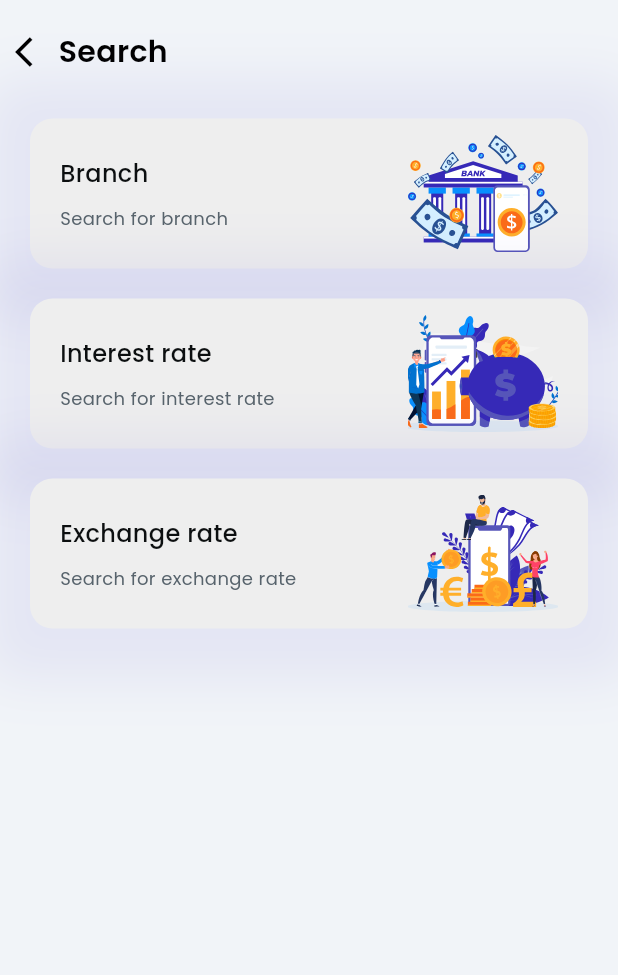
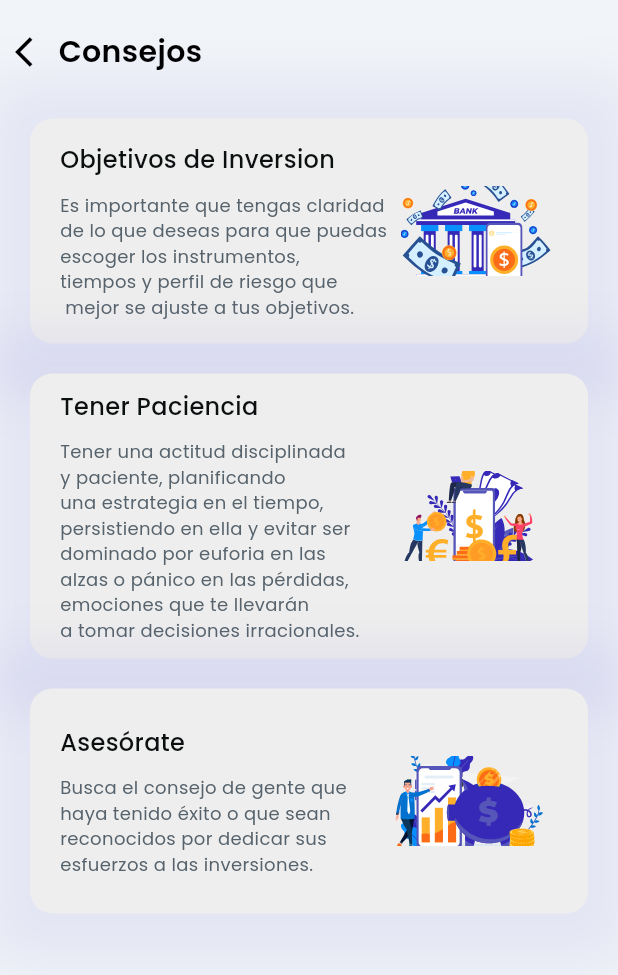
Before and after one commit to AaMontero/AppFlutterQori, a Flutter app: the SearchPageWidget screen opened directly, on a phone screen of 412 x 824 dp. Shown: the top 975 px of the screen. Run offline on Flutter 3.47's test engine with Material 3 defaults, Android fonts, the phone set to English and light mode, and no system bars; our stand-ins replace auto_size_text, cloud_firestore, firebase_auth, firebase_core, firebase_storage, flutter_svg and 9 more; missing offline and left inert: json_path; accounts and stored records are empty; project files that could hold a hidden picture were left out.

Commit message:
consejos

```diff
--- a/lib/main.dart
+++ b/lib/main.dart
@@ -134,12 +134,12 @@ class _NavBarPageState extends State<NavBarPage> {
           ),
           GButton(
             icon: Icons.search_rounded,
-            text: 'Search',
+            text: 'Consejos',
             iconSize: 24.0,
           ),
           GButton(
             icon: Icons.settings_rounded,
-            text: 'Settings',
+            text: 'Configuracion',
             iconSize: 24.0,
           )
         ],
--- a/lib/pages/search_page/search_page_widget.dart
+++ b/lib/pages/search_page/search_page_widget.dart
@@ -69,13 +69,14 @@ class _SearchPageWidgetState extends State<SearchPageWidget> {
                       padding:
                           EdgeInsetsDirectional.fromSTEB(5.0, 0.0, 0.0, 0.0),
                       child: Text(
-                        'Search',
+                        'Consejos',
                         style: AzaBankTheme.of(context).headlineMedium,
                       ),
                     ),
                   ],
                 ),
               ),
+
               Padding(
                 padding: EdgeInsetsDirectional.fromSTEB(20.0, 10.0, 20.0, 10.0),
                 child: InkWell(
@@ -83,21 +84,9 @@ class _SearchPageWidgetState extends State<SearchPageWidget> {
                   focusColor: Colors.transparent,
                   hoverColor: Colors.transparent,
                   highlightColor: Colors.transparent,
-                  onTap: () async {
-                    await Navigator.push(
-                      context,
-                      PageTransition(
-                        type: PageTransitionType.scale,
-                        alignment: Alignment.bottomCenter,
-                        duration: Duration(milliseconds: 300),
-                        reverseDuration: Duration(milliseconds: 300),
-                        child: SearchforBranchWidget(),
-                      ),
-                    );
-                  },
                   child: Container(
                     width: double.infinity,
-                    height: 100.0,
+                    height: 150.0,
                     decoration: BoxDecoration(
                       color: Color(0xFFEEEEEE),
                       boxShadow: [
@@ -126,7 +115,7 @@ class _SearchPageWidgetState extends State<SearchPageWidget> {
                                 padding: EdgeInsetsDirectional.fromSTEB(
                                     0.0, 0.0, 0.0, 5.0),
                                 child: Text(
-                                  'Branch',
+                                  'Objetivos de Inversion',
                                   style: AzaBankTheme.of(context)
                                       .titleSmall
                                       .override(
@@ -140,7 +129,7 @@ class _SearchPageWidgetState extends State<SearchPageWidget> {
                                 padding: EdgeInsetsDirectional.fromSTEB(
                                     0.0, 5.0, 0.0, 0.0),
                                 child: Text(
-                                  'Search for branch',
+                                  'Es importante que tengas claridad\nde lo que deseas para que puedas\nescoger los instrumentos, \ntiempos y perfil de riesgo que\n mejor se ajuste a tus objetivos.',
                                   style: AzaBankTheme.of(context)
                                       .bodySmall
                                       .override(
@@ -155,7 +144,7 @@ class _SearchPageWidgetState extends State<SearchPageWidget> {
                         ),
                         Padding(
                           padding: EdgeInsetsDirectional.fromSTEB(
-                              0.0, 0.0, 20.0, 0.0),
+                              0.0, 0.0, 25.0, 0.0),
                           child: Column(
                             mainAxisSize: MainAxisSize.max,
                             mainAxisAlignment: MainAxisAlignment.center,
@@ -164,17 +153,20 @@ class _SearchPageWidgetState extends State<SearchPageWidget> {
                               SvgPicture.asset(
                                 'assets/images/breach-icon.svg',
                                 width: 100.0,
-                                height: 78.0,
+                                height: 60.0,
                                 fit: BoxFit.cover,
                               ),
                             ],
                           ),
                         ),
+
+
                       ],
                     ),
                   ),
                 ),
               ),
+
               Padding(
                 padding: EdgeInsetsDirectional.fromSTEB(20.0, 10.0, 20.0, 10.0),
                 child: InkWell(
@@ -182,21 +174,9 @@ class _SearchPageWidgetState extends State<SearchPageWidget> {
                   focusColor: Colors.transparent,
                   hoverColor: Colors.transparent,
                   highlightColor: Colors.transparent,
-                  onTap: () async {
-                    await Navigator.push(
-                      context,
-                      PageTransition(
-                        type: PageTransitionType.scale,
-                        alignment: Alignment.bottomCenter,
-                        duration: Duration(milliseconds: 300),
-                        reverseDuration: Duration(milliseconds: 300),
-                        child: InterestrateWidget(),
-                      ),
-                    );
-                  },
                   child: Container(
                     width: double.infinity,
-                    height: 100.0,
+                    height: 190.0,
                     decoration: BoxDecoration(
                       color: Color(0xFFEEEEEE),
                       boxShadow: [
@@ -225,7 +205,7 @@ class _SearchPageWidgetState extends State<SearchPageWidget> {
                                 padding: EdgeInsetsDirectional.fromSTEB(
                                     0.0, 0.0, 0.0, 5.0),
                                 child: Text(
-                                  'Interest rate',
+                                  'Tener Paciencia',
                                   style: AzaBankTheme.of(context)
                                       .titleSmall
                                       .override(
@@ -239,7 +219,7 @@ class _SearchPageWidgetState extends State<SearchPageWidget> {
                                 padding: EdgeInsetsDirectional.fromSTEB(
                                     0.0, 5.0, 0.0, 0.0),
                                 child: Text(
-                                  'Search for interest rate',
+                                  'Tener una actitud disciplinada\ny paciente, planificando\nuna estrategia en el tiempo,\npersistiendo en ella y evitar ser\ndominado por euforia en las\nalzas o pánico en las pérdidas,\nemociones que te llevarán\na tomar decisiones irracionales.',
                                   style: AzaBankTheme.of(context)
                                       .bodySmall
                                       .override(
@@ -254,26 +234,28 @@ class _SearchPageWidgetState extends State<SearchPageWidget> {
                         ),
                         Padding(
                           padding: EdgeInsetsDirectional.fromSTEB(
-                              0.0, 0.0, 20.0, 0.0),
+                              0.0, 0.0, 30.0, 0.0),
                           child: Column(
                             mainAxisSize: MainAxisSize.max,
                             mainAxisAlignment: MainAxisAlignment.center,
                             crossAxisAlignment: CrossAxisAlignment.end,
                             children: [
                               SvgPicture.asset(
-                                'assets/images/intrest-rate.svg',
+                                'assets/images/exchnage-rate.svg',
                                 width: 100.0,
-                                height: 78.0,
+                                height: 60.0,
                                 fit: BoxFit.cover,
                               ),
                             ],
                           ),
                         ),
+
                       ],
                     ),
                   ),
                 ),
               ),
+
               Padding(
                 padding: EdgeInsetsDirectional.fromSTEB(20.0, 10.0, 20.0, 10.0),
                 child: InkWell(
@@ -281,21 +263,10 @@ class _SearchPageWidgetState extends State<SearchPageWidget> {
                   focusColor: Colors.transparent,
                   hoverColor: Colors.transparent,
                   highlightColor: Colors.transparent,
-                  onTap: () async {
-                    await Navigator.push(
-                      context,
-                      PageTransition(
-                        type: PageTransitionType.scale,
-                        alignment: Alignment.bottomCenter,
-                        duration: Duration(milliseconds: 300),
-                        reverseDuration: Duration(milliseconds: 300),
-                        child: ExchangerateWidget(),
-                      ),
-                    );
-                  },
+
                   child: Container(
                     width: double.infinity,
-                    height: 100.0,
+                    height: 150.0,
                     decoration: BoxDecoration(
                       color: Color(0xFFEEEEEE),
                       boxShadow: [
@@ -324,7 +295,7 @@ class _SearchPageWidgetState extends State<SearchPageWidget> {
                                 padding: EdgeInsetsDirectional.fromSTEB(
                                     0.0, 0.0, 0.0, 5.0),
                                 child: Text(
-                                  'Exchange rate',
+                                  'Asesórate',
                                   style: AzaBankTheme.of(context)
                                       .titleSmall
                                       .override(
@@ -338,7 +309,7 @@ class _SearchPageWidgetState extends State<SearchPageWidget> {
                                 padding: EdgeInsetsDirectional.fromSTEB(
                                     0.0, 5.0, 0.0, 0.0),
                                 child: Text(
-                                  'Search for exchange rate',
+                                  'Busca el consejo de gente que\nhaya tenido éxito o que sean\nreconocidos por dedicar sus\nesfuerzos a las inversiones.',
                                   style: AzaBankTheme.of(context)
                                       .bodySmall
                                       .override(
@@ -353,21 +324,22 @@ class _SearchPageWidgetState extends State<SearchPageWidget> {
                         ),
                         Padding(
                           padding: EdgeInsetsDirectional.fromSTEB(
-                              0.0, 0.0, 20.0, 0.0),
+                              0.0, 0.0, 30.0, 0.0),
                           child: Column(
                             mainAxisSize: MainAxisSize.max,
                             mainAxisAlignment: MainAxisAlignment.center,
                             crossAxisAlignment: CrossAxisAlignment.end,
                             children: [
                               SvgPicture.asset(
-                                'assets/images/exchnage-rate.svg',
+                                'assets/images/intrest-rate.svg',
                                 width: 100.0,
-                                height: 78.0,
+                                height: 60.0,
                                 fit: BoxFit.cover,
                               ),
                             ],
                           ),
                         ),
+
                       ],
                     ),
                   ),
@@ -379,4 +351,5 @@ class _SearchPageWidgetState extends State<SearchPageWidget> {
       ),
     );
   }
+
 }
```
